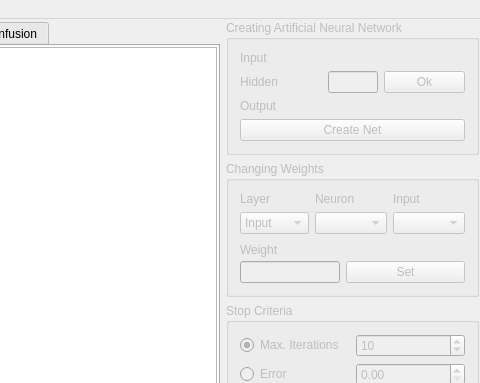
First picture: the form in ANN_BP/mainwindow.ui, repository Akindart/ArtificialNeuralNetwork_BackPropagation, before the edit; both pictures show x 173 to 653 and y 0 to 383 of the 653 by 598 pixel window.
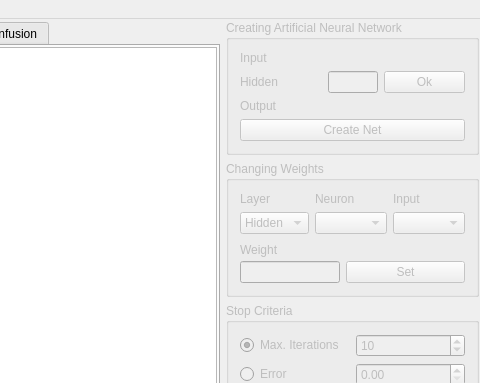
Second picture: the form after the edit.

Commit message: interface de mudanca de pesos

Diff of the .ui file:
```diff
--- a/ANN_BP/mainwindow.ui
+++ b/ANN_BP/mainwindow.ui
@@ -226,11 +226,6 @@
              </item>
              <item>
               <widget class="QComboBox" name="cbbLayer">
-               <item>
-                <property name="text">
-                 <string>Input</string>
-                </property>
-               </item>
                <item>
                 <property name="text">
                  <string>Hidden</string>
```
The commit also changes 1 other file.
